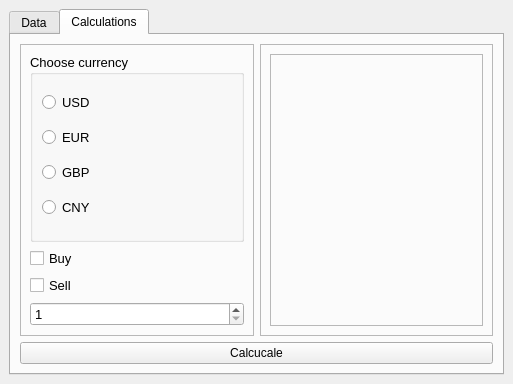
This is lab/Visual programming/lab_08/lab_08/mainwindow.ui in anton2920/CPP as Qt 5 draws it before an edit. The edited form follows.
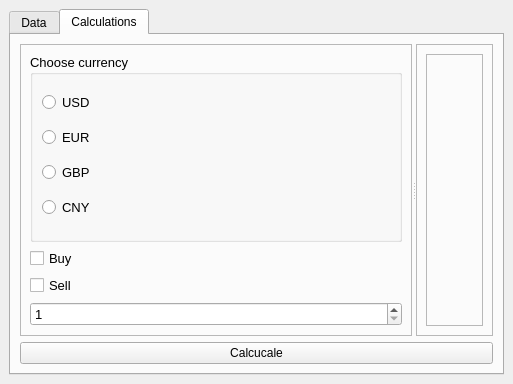
This is the edited form.

The edit to the form file:
```diff
--- a/lab/Visual programming/lab_08/lab_08/mainwindow.ui
+++ b/lab/Visual programming/lab_08/lab_08/mainwindow.ui
@@ -287,6 +287,16 @@
        </attribute>
        <layout class="QGridLayout" name="gridLayout_3">
         <item row="0" column="0">
+         <widget class="QSplitter" name="splitter">
+          <property name="sizePolicy">
+           <sizepolicy hsizetype="Preferred" vsizetype="Preferred">
+            <horstretch>0</horstretch>
+            <verstretch>0</verstretch>
+           </sizepolicy>
+          </property>
+          <property name="orientation">
+           <enum>Qt::Horizontal</enum>
+          </property>
          <widget class="QFrame" name="frame">
           <property name="sizePolicy">
            <sizepolicy hsizetype="Preferred" vsizetype="Preferred">
@@ -407,8 +417,6 @@
            </item>
           </layout>
          </widget>
-        </item>
-        <item row="0" column="1">
          <widget class="QFrame" name="frame_2">
           <property name="frameShape">
            <enum>QFrame::StyledPanel</enum>
@@ -432,8 +440,9 @@
            </item>
           </layout>
          </widget>
+         </widget>
         </item>
-        <item row="1" column="0" colspan="2">
+        <item row="1" column="0">
          <widget class="QPushButton" name="pushButton">
           <property name="text">
            <string>Calcucale</string>
```
Lines whose indentation alone changed are shown as unchanged.
